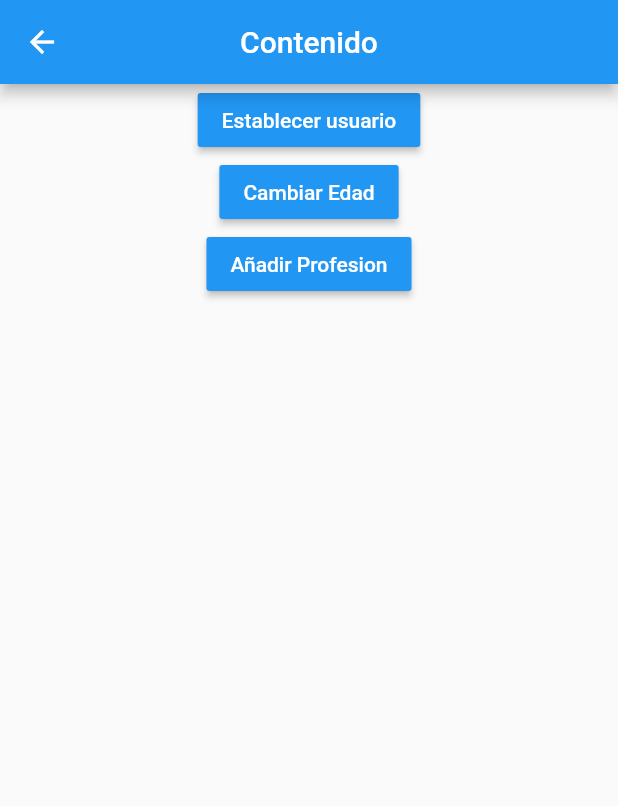
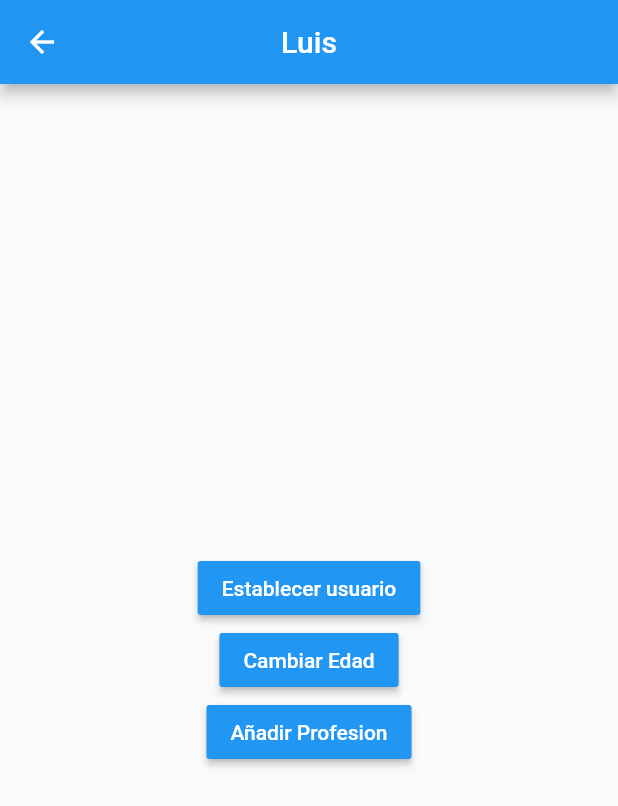
Before and after one commit to jorarmarfin/flutter_estados, a Flutter app: the ContenidoScreen screen opened by its route, after a tap on "Establecer usuario", on a phone screen of 412 x 824 dp. Shown: the top 806 px of the screen. Run offline on Flutter 3.47's test engine with Material 2 defaults, Android fonts, the phone set to English and light mode, and no system bars; accounts and stored records are empty.

Commit message:
Singleton ok

```diff
--- a/lib/screens/contenido_screen.dart
+++ b/lib/screens/contenido_screen.dart
@@ -1,4 +1,6 @@
 import 'package:flutter/material.dart';
+import 'package:flutter_estados/models/models.dart';
+import 'package:flutter_estados/services/usuario_service.dart';
 
 class ContenidoScreen extends StatelessWidget {
   const ContenidoScreen({Key? key}) : super(key: key);
@@ -9,15 +11,29 @@ class ContenidoScreen extends StatelessWidget {
   Widget build(BuildContext context) {
     return Scaffold(
       appBar: AppBar(
-        title: const Text('Contenido'),
+        title: StreamBuilder(
+          stream: usuarioService.usuarioSream,
+          builder: (BuildContext context, AsyncSnapshot snapshot) {
+            return snapshot.hasData
+                ? Text('${usuarioService.usuario?.nombre}')
+                : const Text('Cont1');
+          },
+        ),
         centerTitle: true,
       ),
-      body: Center(
-        child: Column(
+      body: Column(
+        mainAxisAlignment: MainAxisAlignment.center,
+        crossAxisAlignment: CrossAxisAlignment.center,
         children: [
+          const SizedBox(
+            width: double.infinity,
+          ),
           MaterialButton(
             color: Colors.blue,
-              onPressed: () {},
+            onPressed: () {
+              final user = UsuarioModel('Luis', '42', ['ing', 'dr']);
+              usuarioService.cargarUsuario(user);
+            },
             child: const Text(
               'Establecer usuario',
               style: TextStyle(color: Colors.white),
@@ -41,7 +57,6 @@ class ContenidoScreen extends StatelessWidget {
           ),
         ],
       ),
-      ),
     );
   }
 }
--- a/lib/screens/home_screen.dart
+++ b/lib/screens/home_screen.dart
@@ -1,4 +1,5 @@
 import 'package:flutter/material.dart';
+import 'package:flutter_estados/services/usuario_service.dart';
 
 class HomeScreen extends StatelessWidget {
   const HomeScreen({Key? key}) : super(key: key);
@@ -17,40 +18,58 @@ class HomeScreen extends StatelessWidget {
           onPressed: () {
             Navigator.pushNamed(context, 'contenido');
           }),
-      body: Container(
+      body: StreamBuilder(
+        stream: usuarioService.usuarioSream,
+        builder: (BuildContext context, AsyncSnapshot snapshot) {
+          return snapshot.hasData
+              ? const InformacionUsuario()
+              : const Center(child: Text('No hay informacion del usuario'));
+        },
+      ),
+    );
+  }
+}
+
+class InformacionUsuario extends StatelessWidget {
+  const InformacionUsuario({
+    Key? key,
+  }) : super(key: key);
+
+  @override
+  Widget build(BuildContext context) {
+    return Container(
         width: double.infinity,
         height: double.infinity,
         padding: const EdgeInsets.all(20.0),
         child: Column(
           crossAxisAlignment: CrossAxisAlignment.start,
-            children: const [
-              Text(
+          children: [
+            const Text(
               'General',
               style: TextStyle(fontWeight: FontWeight.bold),
             ),
-              Divider(),
+            const Divider(),
             ListTile(
-                title: Text('Nombre:'),
+              title: Text('Nombre: ${usuarioService.usuario?.nombre}'),
             ),
             ListTile(
-                title: Text('Edad:'),
+              title: Text('Edad:${usuarioService.usuario?.edad}'),
             ),
-              Text(
+            const Text(
               'Profesiones',
               style: TextStyle(fontWeight: FontWeight.bold),
             ),
-              Divider(),
-              ListTile(
+            const Divider(),
+            const ListTile(
               title: Text('Ingeniero'),
             ),
-              ListTile(
+            const ListTile(
               title: Text('Abogado'),
             ),
-              ListTile(
+            const ListTile(
               title: Text('Arqueologo'),
             ),
           ],
-          )),
-    );
+        ));
   }
 }
--- /dev/null
+++ b/lib/services/usuario_service.dart
@@ -0,0 +1,21 @@
+import 'dart:async';
+
+import 'package:flutter_estados/models/usuario_model.dart';
+
+class _UsuarioService {
+  UsuarioModel? _usuario;
+  final StreamController _usuarioStreamController =
+      StreamController<UsuarioModel>.broadcast();
+
+  UsuarioModel? get usuario => _usuario;
+  bool get existeUsuario => (_usuario != null) ? true : false;
+
+  Stream get usuarioSream => _usuarioStreamController.stream;
+
+  void cargarUsuario(UsuarioModel user) {
+    _usuario = user;
+    _usuarioStreamController.add(user);
+  }
+}
+
+final usuarioService = _UsuarioService();
```
Lines whose indentation alone changed are shown as unchanged.
